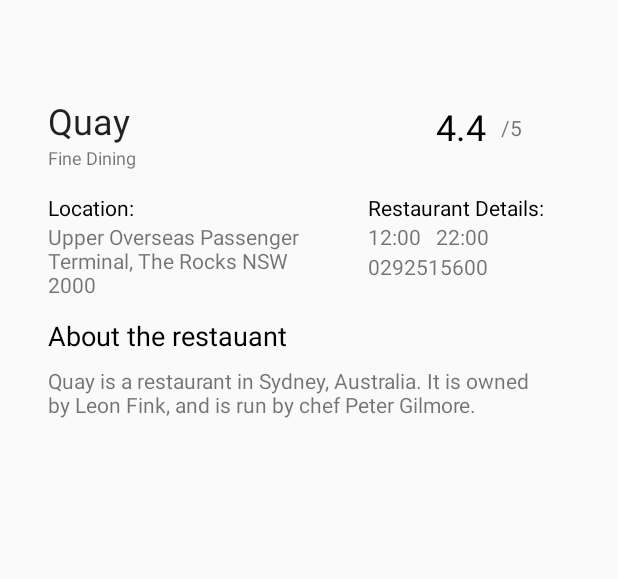
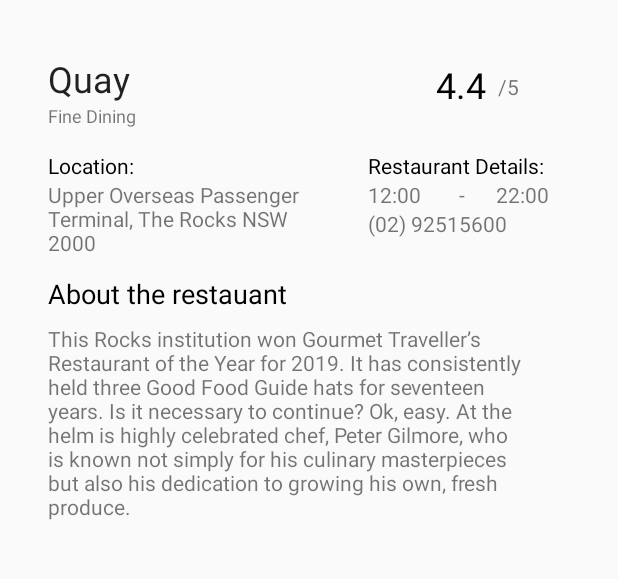
Before and after one commit to asdfghdx/yummyfood, an Android app: the screen it shows after launch (DetailActivity), after a tap on "Quay", on a phone screen of 412 x 824 dp, the part 380-959 px from its top. Run offline under Robolectric (Android 15) with nearby library versions, the phone set to English and light mode, and no system bars.

Commit message:
Fixed XML of detailed activity

```diff
--- a/app/src/main/java/com/example/yummyfood/Restaurant.java
+++ b/app/src/main/java/com/example/yummyfood/Restaurant.java
@@ -107,16 +107,16 @@ public class Restaurant {
 
     public static ArrayList<Restaurant> getRestaurants(){
         ArrayList<Restaurant> restaurants = new ArrayList();
-        restaurants.add(new Restaurant("Aria", "1 Macquarie St, Sydney NSW 2000","Fine Dining","4.5", "Chef Matt Moran presents Modern Australian haute cuisine in an elegant, glass-walled dining room. Their two hatted restaurant at Circular Quay, on the very edge of Sydney's glistening harbour shows the delicate touches, the time taken, the passion shown and the sincerity of delivery. Aria's purpose is to refine and elevate the senses with a signature dining experience like no other. Now regarded as a timeless culinary masterpiece, Aria is recognised with numerous local and international awards." , "11:00", "22:00", "0292402255"));
-        restaurants.add(new Restaurant("Quay", "Upper Overseas Passenger Terminal, The Rocks NSW 2000","Fine Dining","4.4", "Quay is a restaurant in Sydney, Australia. It is owned by Leon Fink, and is run by chef Peter Gilmore." , "12:00", "22:00", "0292515600"));
-        restaurants.add(new Restaurant("Bennelong", "Bennelong Point Sydney Opera House, Sydney NSW 2000","Fine Dining","4.5", "Magnificent Australian food & wine. Dine with us in one of Sydney's most iconic landmarks, the Sydney Opera House." , "13:00", "22:00", "0292408000"));
-        restaurants.add(new Restaurant("Rockpool", "66 Hunter St, Sydney NSW 2000","Bar & Grill","4.4", "Rockpool Dining Group is a portfolio of dining brands with a passion for delivering memorable dining experiences across multiple sectors and dining formats." , "10:00", "22:00", "0280997077"));
-        restaurants.add(new Restaurant("Madang", "371A Pitt St, Sydney NSW 2000","Korean BBQ","4.0", "Airy and bright Korean restaurant with laid-back vibe, for BBQ dishes and mains, with BYO alcohol." , "12:00", "22:00", "0292647010"));
-        restaurants.add(new Restaurant("Chicken V", "345b Sussex St, Sydney NSW 2000","Korean Fried Chicken","4.5", "No nonsense korean fried chicken with ample supply of alcohol" , "14:00", "22:00", "0292405471"));
-        restaurants.add(new Restaurant("Rengaya", "Shop 1/101 Miller St, North Sydney NSW 2060","Japanese BBQ","4.3", "Cosy Japanese eatery offering a DIY barbecue experience focusing on Wagyu beef cuts and seafood." , "15:00", "21:00", "0251842255"));
-        restaurants.add(new Restaurant("Sushi Rio", "Shop 7/339A Sussex St, Sydney NSW 2000","Conveyor Belt Sushi","4.0", "Japanese sushi train restaurant for nigiri and tempura prawn rolls in casual, low-lit surrounds." , "12:00", "20:00", "0298451255"));
-        restaurants.add(new Restaurant("Malatang", "Shop G-1/345B-353 Sussex St, Sydney NSW 2000","Chinese Restaurant","3.9", "No.1 Malatang is the first Chinese Malatang Chain Restaurant in Australia. We provide more than 140 fresh and locally-sourced ingredients for our diners to choose from" , "12:00", "22:00", "0281002255"));
-        restaurants.add(new Restaurant("Krispy Kreme", "15 Macquarie St, Sydney NSW 2000","Fast Food","4.5", "Krispy Kreme Doughnuts, Inc. is an American doughnut company and coffeehouse chain owned by JAB Holding Company." , "9:00", "22:00", "0281002255"));
+        restaurants.add(new Restaurant("Aria", "1 Macquarie St, Sydney NSW 2000","Fine Dining","4.5", "Chef Matt Moran presents Modern Australian haute cuisine in an elegant, glass-walled dining room. Their two hatted restaurant at Circular Quay, on the very edge of Sydney's glistening harbour shows the delicate touches, the time taken, the passion shown and the sincerity of delivery. Aria's purpose is to refine and elevate the senses with a signature dining experience like no other. Now regarded as a timeless culinary masterpiece, Aria is recognised with numerous local and international awards." , "11:00", "22:00", "(02) 92402255"));
+        restaurants.add(new Restaurant("Quay", "Upper Overseas Passenger Terminal, The Rocks NSW 2000","Fine Dining","4.4", "This Rocks institution won Gourmet Traveller’s Restaurant of the Year for 2019. It has consistently held three Good Food Guide hats for seventeen years. Is it necessary to continue? Ok, easy. At the helm is highly celebrated chef, Peter Gilmore, who is known not simply for his culinary masterpieces but also his dedication to growing his own, fresh produce." , "12:00", "22:00", "(02) 92515600"));
+        restaurants.add(new Restaurant("Bennelong", "Bennelong Point Sydney Opera House, Sydney NSW 2000","Fine Dining","4.5", "With one of Australia’s most celebrated chefs, Peter Gilmore, at the helm, Bennelong showcases the flavour, diversity and quality of Australian produce within the shell of one of Australia’s most iconic buildings. The Bennelong menu has been inspired by conversations with the most passionate and dedicated farmers, fishermen, breeders and providores nationwide." , "13:00", "22:00", "(02) 92408000"));
+        restaurants.add(new Restaurant("Rockpool", "66 Hunter St, Sydney NSW 2000","Bar & Grill","4.4", "Rockpool Bar & Grill Sydney is Australia’s most beautiful dining room. Situated in the sensational City Mutual Building, a 1936 Emil Sodersteen-designed American style art deco skyscraper, the dining style is simple and uncomplicated – perfectly wood fire grilled meats and seafood from Australia’s very best producers – a perfect match to what is Australia’s greatest wine list." , "10:00", "22:00", "(02) 80997077"));
+        restaurants.add(new Restaurant("Madang", "371A Pitt St, Sydney NSW 2000","Korean BBQ","4.0", "BBQ that makes our restaurant famous for friendly staffs, quality food and nice dining atmosphere guarantee that you'll have unforgettable experience at Madang. Airy and bright Korean restaurant with laid-back vibe, for BBQ dishes and mains, with BYO alcohol." , "12:00", "22:00", "(02) 92647010"));
+        restaurants.add(new Restaurant("Chicken V", "345b Sussex St, Sydney NSW 2000","Korean Fried Chicken","4.5", "No nonsense korean fried chicken with large selection of beverages and drinks. Chicken V is an institution for late night eats especially after a long days work." , "14:00", "22:00", "(02) 92405471"));
+        restaurants.add(new Restaurant("Rengaya", "Shop 1/101 Miller St, North Sydney NSW 2060","Japanese BBQ","4.3", "Situated right in front of North Sydney Station, Rengaya has been Australia’s first and finest Japanese BBQ restaurant in Australia since 1993. We use only the finest ingredients such as Japanese Black Cattle made in Australia for beef, Sashimi and Seafood fresh from the sea. Rengaya is the restaurant foodies around the country have chosen." , "15:00", "21:00", "(02) 51842255"));
+        restaurants.add(new Restaurant("Sushi Hotaru", "Shop 7/339A Sussex St, Sydney NSW 2000","Conveyor Belt Sushi","4.0", "Located in the heart of the Sydney CBD, Sushi Hotaru has, over the years, established itself as a well-known sushi train restaurant amongst locals and visitors alike. It is our mission to bring the casual Japanese street eatery experience to patron with a lively and warm dining atmosphere." , "12:00", "20:00", "(02) 98451255"));
+        restaurants.add(new Restaurant("Malatang", "Shop G-1/345B-353 Sussex St, Sydney NSW 2000","Chinese Restaurant","3.9", "No.1 Malatang is the first Chinese Malatang Chain Restaurant in Australia. We provide more than 140 fresh and locally-sourced ingredients for our diners to choose from" , "12:00", "22:00", "(02) 81002255"));
+        restaurants.add(new Restaurant("Krispy Kreme", "15 Macquarie St, Sydney NSW 2000","Fast Food","4.5", "Krispy Kreme Doughnuts, Inc. is an American doughnut company and coffeehouse chain owned by JAB Holding Company." , "9:00", "22:00", "(02) 81002255"));
         return restaurants;
     }
 }
--- a/app/src/main/res/layout/activity_detail.xml
+++ b/app/src/main/res/layout/activity_detail.xml
@@ -19,13 +19,13 @@
         app:layout_constraintStart_toStartOf="parent"
         app:layout_constraintTop_toTopOf="parent"
         app:srcCompat="@mipmap/ic_launcher_round"
-        tools:srcCompat="@android:drawable/ic_menu_gallery" />
+        tools:srcCompat="@tools:sample/backgrounds/scenic" />
 
     <TextView
         android:id="@+id/tvName"
         android:layout_width="wrap_content"
         android:layout_height="wrap_content"
-        android:layout_marginTop="64dp"
+        android:layout_marginTop="36dp"
         android:textAppearance="@style/TextAppearance.AppCompat.Headline"
         app:layout_constraintStart_toStartOf="@+id/tvCuisine"
         app:layout_constraintTop_toBottomOf="@+id/imageView" />
@@ -81,14 +81,15 @@
     <TextView
         android:id="@+id/tvOpening"
         android:layout_width="45dp"
-        android:layout_height="20dp"
+        android:layout_height="wrap_content"
         app:layout_constraintStart_toStartOf="@+id/tvHoursLabel"
         app:layout_constraintTop_toBottomOf="@+id/tvHoursLabel" />
 
     <TextView
         android:id="@+id/tvClosing"
         android:layout_width="45dp"
-        android:layout_height="20dp"
+        android:layout_height="wrap_content"
+        android:layout_marginStart="40dp"
         app:layout_constraintStart_toEndOf="@+id/tvOpening"
         app:layout_constraintTop_toTopOf="@+id/tvOpening" />
 
@@ -129,10 +130,20 @@
         android:id="@+id/tvRatingLabel"
         android:layout_width="wrap_content"
         android:layout_height="wrap_content"
-        android:layout_marginStart="10dp"
-        android:layout_marginTop="75dp"
+        android:layout_marginStart="8dp"
+        android:layout_marginTop="8dp"
         android:text="/5"
         app:layout_constraintStart_toEndOf="@+id/tvRating"
-        app:layout_constraintTop_toBottomOf="@+id/imageView" />
+        app:layout_constraintTop_toTopOf="@+id/tvRating" />
+
+    <TextView
+        android:id="@+id/textView2"
+        android:layout_width="wrap_content"
+        android:layout_height="wrap_content"
+        android:layout_marginEnd="5dp"
+        android:text="-"
+        app:layout_constraintEnd_toStartOf="@+id/tvClosing"
+        app:layout_constraintStart_toEndOf="@+id/tvOpening"
+        app:layout_constraintTop_toTopOf="@+id/tvClosing" />
 
 </androidx.constraintlayout.widget.ConstraintLayout>
```
